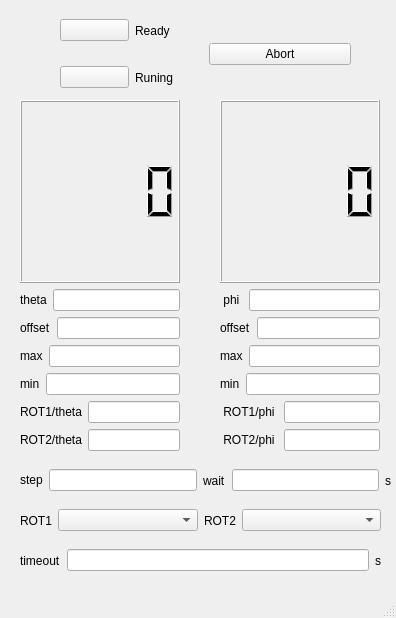
Above: modules/twoaxis/twoaxisform.ui from northriv/KAME before the change. Below: the same form after it.
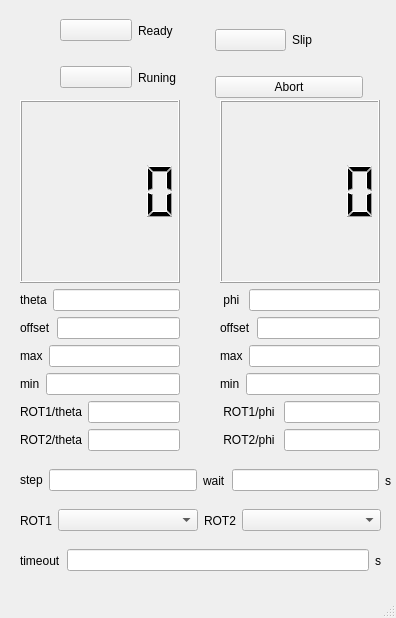
That is the form after the change.

Commit message: twoaxis slipping

What changed in the file:
```diff
--- a/modules/twoaxis/twoaxisform.ui
+++ b/modules/twoaxis/twoaxisform.ui
@@ -336,7 +336,7 @@
      <rect>
       <x>60</x>
       <y>10</y>
-      <width>291</width>
+      <width>303</width>
       <height>88</height>
      </rect>
     </property>
@@ -388,11 +388,40 @@
       </layout>
      </item>
      <item>
+      <layout class="QVBoxLayout" name="verticalLayout_2">
+       <item>
+        <layout class="QHBoxLayout" name="horizontalLayout_19">
+         <item>
+          <widget class="QPushButton" name="m_ledSlipping">
+           <property name="enabled">
+            <bool>true</bool>
+           </property>
+           <property name="text">
+            <string/>
+           </property>
+          </widget>
+         </item>
+         <item>
+          <widget class="QLabel" name="label_22">
+           <property name="text">
+            <string>Slip</string>
+           </property>
+          </widget>
+         </item>
+        </layout>
+       </item>
+       <item>
+        <layout class="QHBoxLayout" name="horizontalLayout_20">
+         <item>
       <widget class="QPushButton" name="m_btnAbort">
        <property name="text">
         <string>Abort</string>
        </property>
       </widget>
+         </item>
+        </layout>
+       </item>
+      </layout>
      </item>
     </layout>
    </widget>
```
Lines whose indentation alone changed are shown as unchanged. The commit also changes 2 other files.
